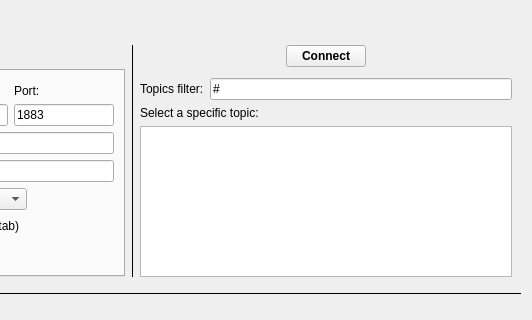
Above: data_stream_mqtt/datastream_mqtt.ui from PlotJuggler/pj-official-plugins before the change; both pictures show x 268 to 800 and y 0 to 320 of the 800 by 720 pixel window. Below: the same form after it.
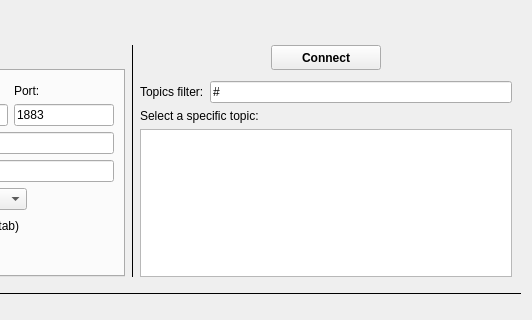
That is the form after the change.

Commit message: style(plugins): adopt the host theme — drop inline button/tab QSS, opt into framed tabs

Diff of the .ui file:
```diff
--- a/data_stream_mqtt/datastream_mqtt.ui
+++ b/data_stream_mqtt/datastream_mqtt.ui
@@ -526,6 +526,12 @@
           </item>
           <item>
            <widget class="QPushButton" name="buttonConnect">
+            <property name="minimumSize">
+             <size>
+              <width>110</width>
+              <height>25</height>
+             </size>
+            </property>
             <property name="font">
              <font>
               <weight>75</weight>
```
Left out of the diff: 1 changed line with no effect on the pictures. The commit also changes 6 other files.
